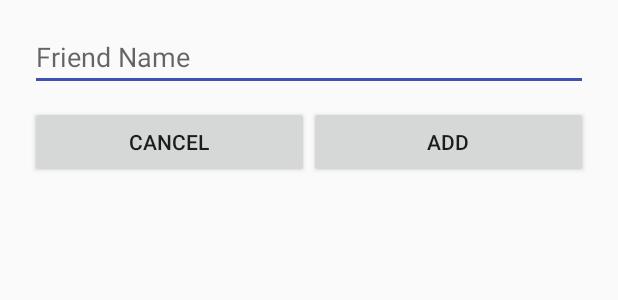
After one commit to hkjayakumar/ghost-android, an Android app: the layout add_friend_dialog.xml on its own in the app's theme, with its tools: preview values and no code run, on a phone screen of 412 x 824 dp. The commit adds this screen. Shown: the top 300 px of the screen. Run offline under Robolectric (Android 15) with nearby library versions, the phone set to English and light mode, and no system bars.

Commit message:
Add a dialog box to add a friend.

```diff
--- a/Ghost/app/src/main/java/com/haks/ghost/ChatActivity.java
+++ b/Ghost/app/src/main/java/com/haks/ghost/ChatActivity.java
@@ -20,7 +20,7 @@ public class ChatActivity extends AppCompatActivity {
     setContentView(R.layout.activity_chat);
 
     Intent intent = getIntent();
-    mFriend = (User)intent.getSerializableExtra("FRIEND");
+    mFriend = (User)intent.getSerializableExtra(Constants.FRIEND_INTENT_KEY);
     mLayout = (LinearLayout)findViewById(R.id.layout);
     mLayoutInflater = LayoutInflater.from(this.getApplicationContext());
 
--- a/Ghost/app/src/main/java/com/haks/ghost/Constants.java
+++ b/Ghost/app/src/main/java/com/haks/ghost/Constants.java
@@ -3,4 +3,9 @@ package com.haks.ghost;
 public class Constants {
   public final static String API_BASE = "http://base/api/v1";
   public final static String API_GET_TOKEN = "/token";
+
+  public final static String FRIENDS_SCREEN_TITLE = "Friends";
+  public final static String ADD_FRIEND_DIALOG_TITLE = "Add Friend";
+
+  public final static String FRIEND_INTENT_KEY = "FRIEND";
 }
--- a/Ghost/app/src/main/java/com/haks/ghost/LoginActivity.java
+++ b/Ghost/app/src/main/java/com/haks/ghost/LoginActivity.java
@@ -99,8 +99,8 @@ public class LoginActivity extends AppCompatActivity {
       return;
     }
 
-    // new UserLoginTask(username, password, this).execute((Void) null);
-    mRequestQueue.add(this.makeLoginRequest());
+    new UserLoginTask(username, password, this).execute((Void) null);
+    // mRequestQueue.add(this.makeLoginRequest());
   }
 
   private JsonObjectRequest makeLoginRequest() {
--- a/Ghost/app/src/main/res/layout/activity_login.xml
+++ b/Ghost/app/src/main/res/layout/activity_login.xml
@@ -15,6 +15,7 @@
         android:layout_height="wrap_content"
         android:hint="@string/prompt_username"
         android:inputType="text"
+        android:layout_marginBottom="10dp"
         android:maxLines="1"/>
 
     <EditText
--- /dev/null
+++ b/Ghost/app/src/main/res/layout/add_friend_dialog.xml
@@ -0,0 +1,43 @@
+<?xml version="1.0" encoding="utf-8"?>
+<LinearLayout
+    xmlns:android="http://schemas.android.com/apk/res/android"
+    android:orientation="vertical"
+    android:layout_width="match_parent"
+    android:layout_height="match_parent"
+    android:paddingStart="20dp"
+    android:paddingEnd="20dp"
+    android:paddingBottom="15dp"
+    android:paddingTop="15dp">
+
+    <EditText
+        android:id="@+id/friend_name"
+        android:layout_width="match_parent"
+        android:layout_height="wrap_content"
+        android:ems="10"
+        android:inputType="text"
+        android:hint="@string/add_friend_hint"
+        android:layout_marginBottom="10dp"
+        android:maxLines="1"/>
+
+    <LinearLayout
+        android:layout_width="match_parent"
+        android:layout_height="match_parent"
+        android:orientation="horizontal">
+
+        <Button
+            android:id="@+id/cancel"
+            android:layout_width="wrap_content"
+            android:layout_height="wrap_content"
+            android:layout_weight="1"
+            android:text="@string/add_friend_cancel"/>
+
+        <Button
+            android:id="@+id/add"
+            android:layout_width="wrap_content"
+            android:layout_height="wrap_content"
+            android:layout_weight="1"
+            android:text="@string/add_friend_add"/>
+
+    </LinearLayout>
+
+</LinearLayout>
--- a/Ghost/app/src/main/res/values/strings.xml
+++ b/Ghost/app/src/main/res/values/strings.xml
@@ -7,4 +7,9 @@
     <string name="action_login">Login</string>
     <string name="error_invalid_login_credentials">The username or password is invalid</string>
     <string name="error_field_required">This field is required</string>
+
+    <!-- Friends Screen -->
+    <string name="add_friend_hint">Friend Name</string>
+    <string name="add_friend_add">Add</string>
+    <string name="add_friend_cancel">Cancel</string>
 </resources>
```
Also changed, not shown: Ghost/app/src/main/java/com/haks/ghost/FriendsListActivity.java (+29 -3 lines).
